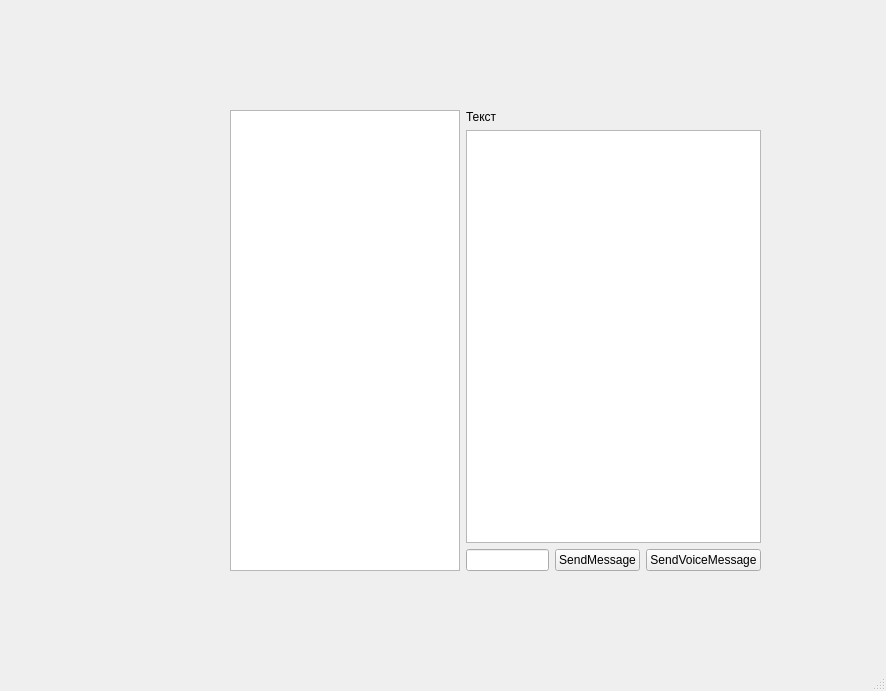
Old version of the form mainwindow.ui in the repository Jwin531/Messenger.
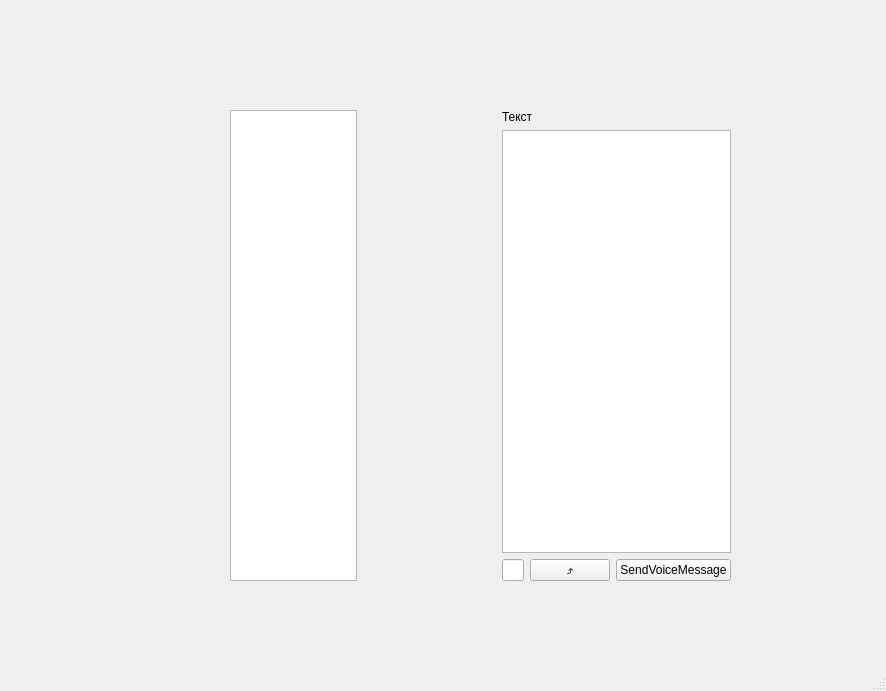
New version of the form.

The edit to the form file:
```diff
--- a/mainwindow.ui
+++ b/mainwindow.ui
@@ -19,13 +19,23 @@
      <rect>
       <x>230</x>
       <y>110</y>
-      <width>531</width>
-      <height>461</height>
+      <width>501</width>
+      <height>471</height>
      </rect>
     </property>
     <layout class="QHBoxLayout" name="horizontalLayout">
      <item>
-      <widget class="QListWidget" name="peopleOnline"/>
+      <layout class="QVBoxLayout" name="verticalLayout_2">
+       <property name="spacing">
+        <number>6</number>
+       </property>
+       <property name="rightMargin">
+        <number>139</number>
+       </property>
+       <item>
+        <widget class="QListWidget" name="userListWidget"/>
+       </item>
+      </layout>
      </item>
      <item>
       <layout class="QVBoxLayout" name="verticalLayout">
@@ -53,8 +63,38 @@
          </item>
          <item>
           <widget class="QPushButton" name="sendMessage">
+           <property name="enabled">
+            <bool>true</bool>
+           </property>
+           <property name="sizePolicy">
+            <sizepolicy hsizetype="Minimum" vsizetype="Fixed">
+             <horstretch>0</horstretch>
+             <verstretch>0</verstretch>
+            </sizepolicy>
+           </property>
+           <property name="maximumSize">
+            <size>
+             <width>16777215</width>
+             <height>16777215</height>
+            </size>
+           </property>
+           <property name="cursor">
+            <cursorShape>PointingHandCursor</cursorShape>
+           </property>
+           <property name="layoutDirection">
+            <enum>Qt::LeftToRight</enum>
+           </property>
            <property name="text">
-            <string>SendMessage</string>
+            <string>⤴</string>
+           </property>
+           <property name="iconSize">
+            <size>
+             <width>16</width>
+             <height>16</height>
+            </size>
+           </property>
+           <property name="autoRepeatDelay">
+            <number>300</number>
            </property>
           </widget>
          </item>
```
